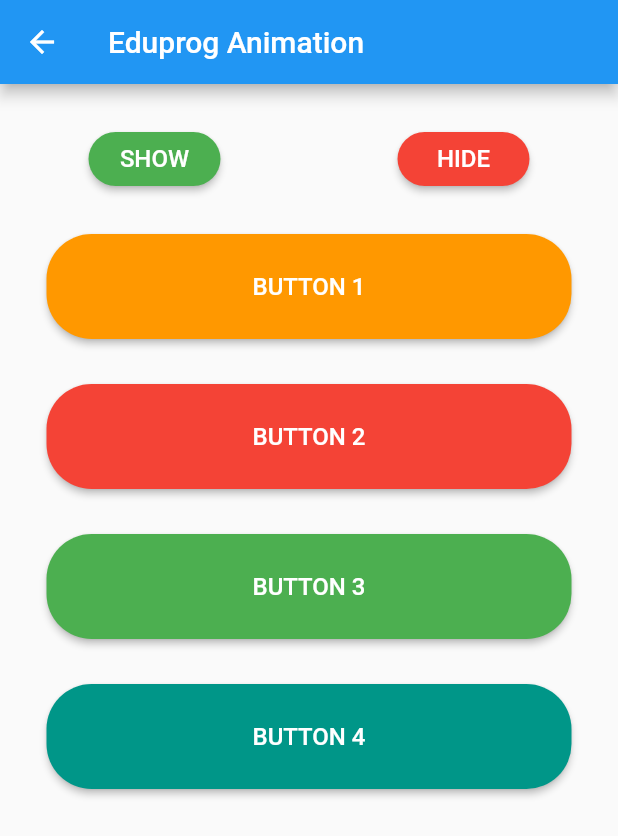
After one commit to amhirin/eduprog_flutter_exercises, a Flutter app: the AnimationPage2 screen opened directly, on a phone screen of 412 x 824 dp. The commit adds this screen. Shown: the top 836 px of the screen. Run offline on Flutter 3.47's test engine with Material 2 defaults, Android fonts, the phone set to English and light mode, and no system bars; our stand-ins replace flutter_custom_clippers, qr_flutter; missing offline and left inert: qr_code_scanner.

Commit message:
widget animasi versi 2

```diff
--- /dev/null
+++ b/lib/eduprog/animation2.dart
@@ -0,0 +1,177 @@
+import 'package:flutter/cupertino.dart';
+import 'package:flutter/material.dart';
+
+class AnimationPage2 extends StatefulWidget {
+  final String title;
+
+  AnimationPage2({Key key, this.title}) : super(key: key);
+
+  @override
+  _AnimationPage2State createState() => _AnimationPage2State();
+}
+
+
+class _AnimationPage2State extends State<AnimationPage2> {
+
+  double _btnWidth = 0;
+  double _btnHeight = 0;
+
+
+  @override
+  void dispose() {
+    super.dispose();
+  }
+
+  @override
+  void initState() {
+    //. test pertama saat load
+    Future.delayed(Duration(milliseconds: 500), (){
+      _btnWidth = 350;
+      _btnHeight = 70;
+      setState(() {
+
+      });
+    });
+    super.initState();
+  }
+
+  @override
+  Widget build(BuildContext context) {
+    return  Scaffold(
+        appBar: AppBar(
+        title: Text(widget.title),
+    ),
+    body: Container(
+      alignment: Alignment.center,
+      child: Column(
+        children: <Widget>[
+          Container(
+            height: 100,
+            child: Row(
+              children: <Widget>[
+                Expanded(
+                  flex: 1,
+                  child: Center(
+                    child: RaisedButton(
+                        color: Colors.green,
+                        child: Text("SHOW", style: TextStyle(color: Colors.white, fontSize: 16),),
+                        shape: RoundedRectangleBorder(
+                          borderRadius: BorderRadius.circular(30),
+                        ),
+
+                        onPressed: () {
+                          setState(() {
+                            _btnWidth = 350;
+                            _btnHeight = 70;
+                          });
+                        }
+                    ),
+                  ),
+                ),
+                Expanded(
+                  flex: 1,
+                  child: Center(
+                    child: RaisedButton(
+                        color: Colors.red,
+                        child: Text("HIDE", style: TextStyle(color: Colors.white, fontSize: 16),),
+                        shape: RoundedRectangleBorder(
+                          borderRadius: BorderRadius.circular(30),
+                        ),
+
+                        onPressed: () {
+                          setState(() {
+                            _btnWidth = 0;
+                            _btnHeight = 0;
+                          });
+                        }
+                    ),
+                  ),
+                )
+              ],
+            ),
+          ),
+          Column(
+            mainAxisAlignment: MainAxisAlignment.center,
+            children: <Widget>[
+              AnimatedContainer(
+                duration: Duration(milliseconds: 700),
+                curve: Curves.bounceOut,
+                height: _btnHeight,
+                width: _btnWidth,
+                child: RaisedButton(
+                    color: Colors.orange,
+                    child: Text("BUTTON 1", style: TextStyle(color: Colors.white, fontSize: 16),),
+                    shape: RoundedRectangleBorder(
+                      borderRadius: BorderRadius.circular(30),
+                    ),
+
+                    onPressed: () {
+
+                    }
+                )
+              ),
+              SizedBox(
+                height: 30,
+              ),
+              AnimatedContainer(
+                duration: Duration(milliseconds: 700),
+                curve: Curves.bounceIn,
+                height: _btnHeight,
+                width: _btnWidth,
+                child: RaisedButton(
+                    color: Colors.red,
+                    child: Text("BUTTON 2", style: TextStyle(color: Colors.white, fontSize: 16),),
+                    shape: RoundedRectangleBorder(
+                      borderRadius: BorderRadius.circular(30),
+                    ),
+                    onPressed: () {
+
+                    }
+                )
+              ),
+              SizedBox(
+                height: 30,
+              ),
+              AnimatedContainer(
+                duration: Duration(milliseconds: 700),
+                curve: Curves.ease,
+                height: _btnHeight,
+                width: _btnWidth,
+                child: RaisedButton(
+                    color: Colors.green,
+                    child: Text("BUTTON 3", style: TextStyle(color: Colors.white, fontSize: 16),),
+                    shape: RoundedRectangleBorder(
+                      borderRadius: BorderRadius.circular(30),
+                    ),
+                    onPressed: () {
+
+                    }
+                )
+              ),
+              SizedBox(
+                height: 30,
+              ),
+              AnimatedContainer(
+                duration: Duration(milliseconds: 700),
+                curve: Curves.slowMiddle,
+                height: _btnHeight,
+                width: _btnWidth,
+                child: RaisedButton(
+                    color: Colors.teal,
+                    child: Text("BUTTON 4", style: TextStyle(color: Colors.white, fontSize: 16),),
+                    shape: RoundedRectangleBorder(
+                      borderRadius: BorderRadius.circular(30),
+                    ),
+                    onPressed: () {
+
+                    }
+                )
+              ),
+            ],
+          ),
+        ],
+      ),
+    ),
+    );
+  }
+}
--- a/lib/main.dart
+++ b/lib/main.dart
@@ -1,4 +1,5 @@
 import 'package:eduprog_flutter_exercises/eduprog/animation1.dart';
+import 'package:eduprog_flutter_exercises/eduprog/animation2.dart';
 import 'package:eduprog_flutter_exercises/eduprog/chipselections.dart';
 import 'package:eduprog_flutter_exercises/eduprog/custom_font.dart';
 import 'package:eduprog_flutter_exercises/eduprog/freeze_table.dart';
@@ -209,15 +210,17 @@ class _MyHomePageState extends State<MyHomePage> {
                   ),
                   Divider(),
                   ListTile(
-                    title: Text("Animation 1", style: TextStyle(fontWeight: FontWeight.bold)) ,
-                    subtitle: Text("Contoh animasi flutter dengan AnimatedContainer"),
+                    title: Text("Animation 2", style: TextStyle(fontWeight: FontWeight.bold)) ,
+                    subtitle: Text("Contoh animasi flutter untuk kemunculan tombol"),
                     onTap: (){
                       Navigator.push(
                         context,
-                        MaterialPageRoute(builder: (context) => AnimationPage1(title: "Eduprog Animation",)),
+                        MaterialPageRoute(builder: (context) => AnimationPage2(title: "Eduprog Animation",)),
                       );
                     },
-                  )
+                  ),
+
+
                 ],
               ),
             ],
```
